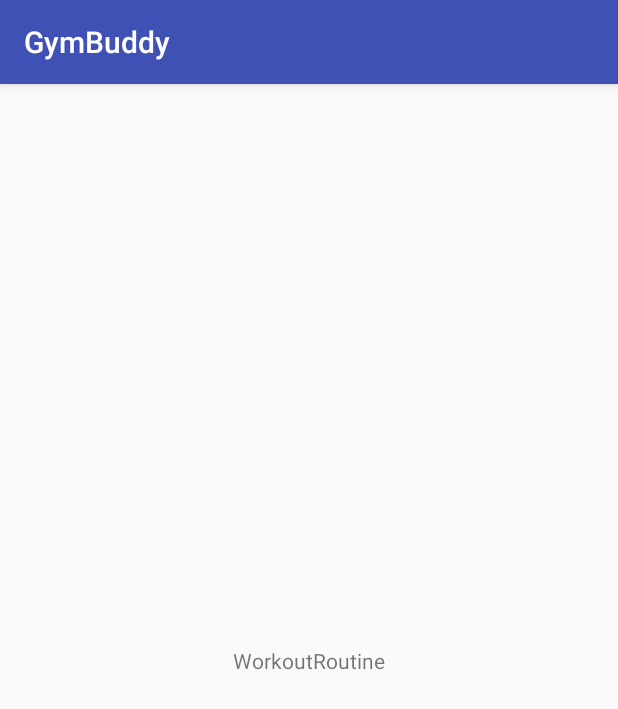
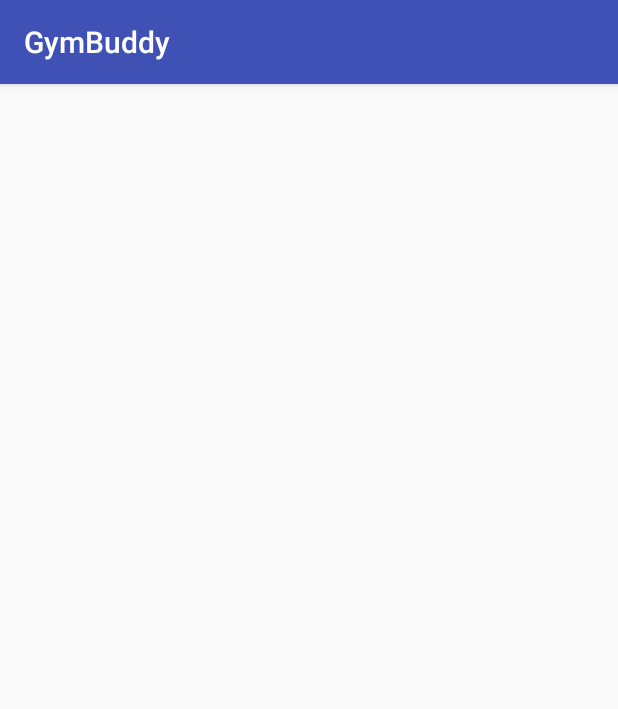
Before and after one commit to awall4806/GymBuddy, an Android app: the screen it shows after launch (GymActivity), on a phone screen of 412 x 824 dp. Shown: the top 709 px of the screen. Run offline under Robolectric (Android 15) with nearby library versions, the phone set to English and light mode, and no system bars.

Commit message:
Creation of Java and XML Files in Progress

```diff
--- a/app/src/main/res/layout/activity_gym.xml
+++ b/app/src/main/res/layout/activity_gym.xml
@@ -1,18 +1,8 @@
 <?xml version="1.0" encoding="utf-8"?>
-<android.support.constraint.ConstraintLayout xmlns:android="http://schemas.android.com/apk/res/android"
-    xmlns:app="http://schemas.android.com/apk/res-auto"
+<android.support.constraint.ConstraintLayout
+    xmlns:android="http://schemas.android.com/apk/res/android"
     xmlns:tools="http://schemas.android.com/tools"
+    android:id="@+id/fragment_container"
     android:layout_width="match_parent"
     android:layout_height="match_parent"
-    tools:context="wallta.gymbuddy.GymActivity">
-
-    <TextView
-        android:layout_width="wrap_content"
-        android:layout_height="wrap_content"
-        android:text="WorkoutRoutine"
-        app:layout_constraintBottom_toBottomOf="parent"
-        app:layout_constraintLeft_toLeftOf="parent"
-        app:layout_constraintRight_toRightOf="parent"
-        app:layout_constraintTop_toTopOf="parent" />
-
-</android.support.constraint.ConstraintLayout>
+    tools:context="wallta.gymbuddy.GymActivity" />
```
